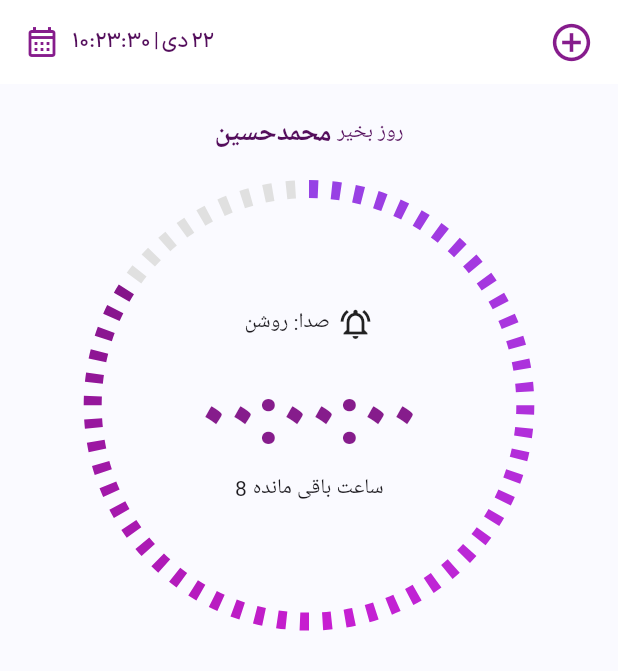
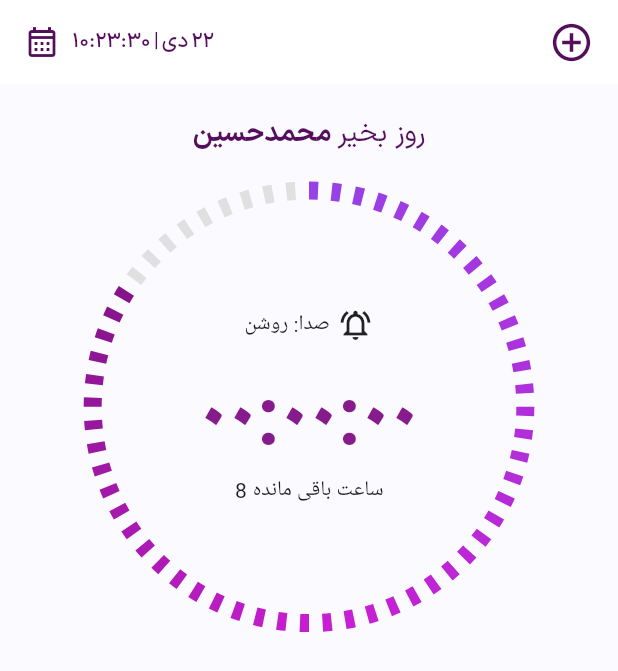
Before and after one commit to Exir-world/linchpin_app, a Flutter app: the screen it shows after launch, on a phone screen of 412 x 824 dp. Shown: the top 671 px of the screen. Run offline on Flutter 3.47's test engine with Material 3 defaults, Android fonts, the phone set to English and light mode, and no system bars; our stand-ins replace flutter_svg, vector_graphics.

Commit message:
feat: Added color management to the project Fix: Minor issues fixed

```diff
--- a/lib/core/common/dimens.dart
+++ b/lib/core/common/dimens.dart
@@ -51,6 +51,9 @@ const double TEXT_SIZE_VERY_HUGE = 24.0;
 // ارتفاع بین تکست ها
 const double TEXT_HEIGHT = 1.5;
 
+const double ICON_SIZE_NORMAL = 24.0;
+const double ICON_SIZE_BIG = 30.0;
+
 // BorderRadius
 const double RADIUS_1x = 2.0;
 const double RADIUS_2x = 4.0;
--- a/lib/core/common/icon_widget.dart
+++ b/lib/core/common/icon_widget.dart
@@ -1,4 +1,6 @@
 import 'package:flutter/material.dart';
+import 'package:linchpin_app/core/common/colors.dart';
+import 'package:linchpin_app/core/common/dimens.dart';
 import 'package:linchpin_app/core/extension/context_extension.dart';
 
 abstract class BaseIconWidget extends StatelessWidget {
@@ -16,7 +18,7 @@ abstract class BaseIconWidget extends StatelessWidget {
   Color getIconColor(BuildContext context) {
     return context.isDarkBrightness
         ? iconColorInDark ?? Colors.white
-        : iconColorInLight ?? Color(0xff861C8C);
+        : iconColorInLight ?? ICON_COLOR;
   }
 
   @override
@@ -38,7 +40,7 @@ class NormalIcon extends BaseIconWidget {
   Widget build(BuildContext context) {
     return Icon(
       iconData,
-      size: 24,
+      size: ICON_SIZE_NORMAL,
       color: getIconColor(context),
     );
   }
@@ -57,7 +59,7 @@ class BigIcon extends BaseIconWidget {
   Widget build(BuildContext context) {
     return Icon(
       iconData,
-      size: 30,
+      size: ICON_SIZE_BIG,
       color: getIconColor(context),
     );
   }
--- a/lib/core/common/text_widgets.dart
+++ b/lib/core/common/text_widgets.dart
@@ -1,4 +1,5 @@
 import 'package:flutter/material.dart';
+import 'package:linchpin_app/core/common/colors.dart';
 import 'package:linchpin_app/core/common/text_styles.dart';
 import 'package:linchpin_app/core/extension/context_extension.dart';
 
@@ -27,7 +28,7 @@ abstract class BaseTextWidget extends StatelessWidget {
   Color getTextColor(BuildContext context) {
     return context.isDarkBrightness
         ? textColorInDark ?? Colors.white
-        : textColorInLight ?? Color(0xff540E5C);
+        : textColorInLight ?? TEXT_LIGHT_COLOR;
   }
 
   @override
--- a/lib/app_bar_root.dart
+++ b/lib/features/root/app_bar_root.dart
@@ -1,10 +1,11 @@
 import 'package:flutter/material.dart';
+import 'package:linchpin_app/core/common/colors.dart';
 import 'package:linchpin_app/core/common/icon_widget.dart';
 import 'package:linchpin_app/core/common/text_widgets.dart';
 
 AppBar appBarRoot() {
   return AppBar(
-    backgroundColor: Colors.white,
+    backgroundColor: BACKGROUND_LIGHT_APP_BAR_COLOR,
     title: Row(
       children: [
         NormalIcon(Icons.calendar_month_outlined),
--- a/lib/features/time_management/time_management_screen.dart
+++ b/lib/features/time_management/time_management_screen.dart
@@ -1,5 +1,7 @@
 import 'package:flutter/material.dart';
-import 'package:linchpin_app/app_bar_root.dart';
+import 'package:linchpin_app/core/common/dimens.dart';
+import 'package:linchpin_app/core/common/text_widgets.dart';
+import 'package:linchpin_app/features/root/app_bar_root.dart';
 import 'package:linchpin_app/features/time_management/widget/circular_timer.dart';
 
 class TimeManagementScreen extends StatelessWidget {
@@ -13,32 +15,17 @@ class TimeManagementScreen extends StatelessWidget {
       body: SingleChildScrollView(
         child: Column(
           children: [
-            SizedBox(height: 20),
+            SizedBox(height: VERTICAL_SPACING_5x),
             Row(
               mainAxisAlignment: MainAxisAlignment.center,
               children: [
-                Text(
-                  'محمدحسین',
-                  style: TextStyle(
-                    fontSize: 18,
-                    fontWeight: FontWeight.w700,
-                    color: Color(0xff540E5C),
-                  ),
-                ),
+                BigBold('محمدحسین'),
                 SizedBox(width: 4),
-                Text(
-                  'روز بخیر',
-                  style: TextStyle(
-                    fontSize: 14,
-                    fontWeight: FontWeight.w400,
-                    color: Color(0xff540E5C),
-                  ),
-                ),
+                BigRegular('روز بخیر'),
               ],
             ),
-            SizedBox(height: 24),
+            SizedBox(height: VERTICAL_SPACING_6x),
             CircularTimer(
-              timeStamp: 2000,
               initTime: DateTime(2025, 01, 8, 13, 00),
               endTime: DateTime(2025, 01, 8, 14, 00),
               openAppTime: DateTime(2025, 01, 8, 13, 50, 23),
--- a/lib/features/time_management/widget/circular_timer.dart
+++ b/lib/features/time_management/widget/circular_timer.dart
@@ -6,11 +6,9 @@ class CircularTimer extends StatefulWidget {
   final DateTime initTime; // The first log of the day
   final DateTime endTime; // The last output that the user must register
   final DateTime openAppTime; // Current server time
-  final int timeStamp;
 
   const CircularTimer({
     super.key,
-    required this.timeStamp,
     required this.initTime,
     required this.endTime,
     required this.openAppTime,
```
Also changed, not shown: lib/core/common/colors.dart (added, +19 -0 lines).
